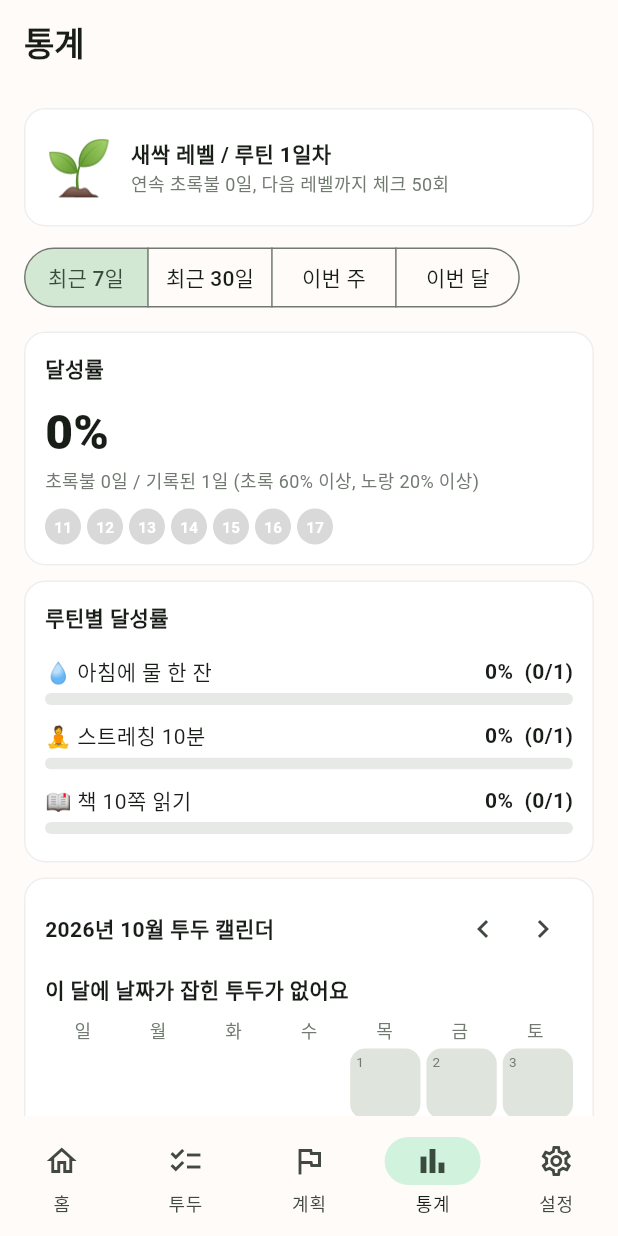
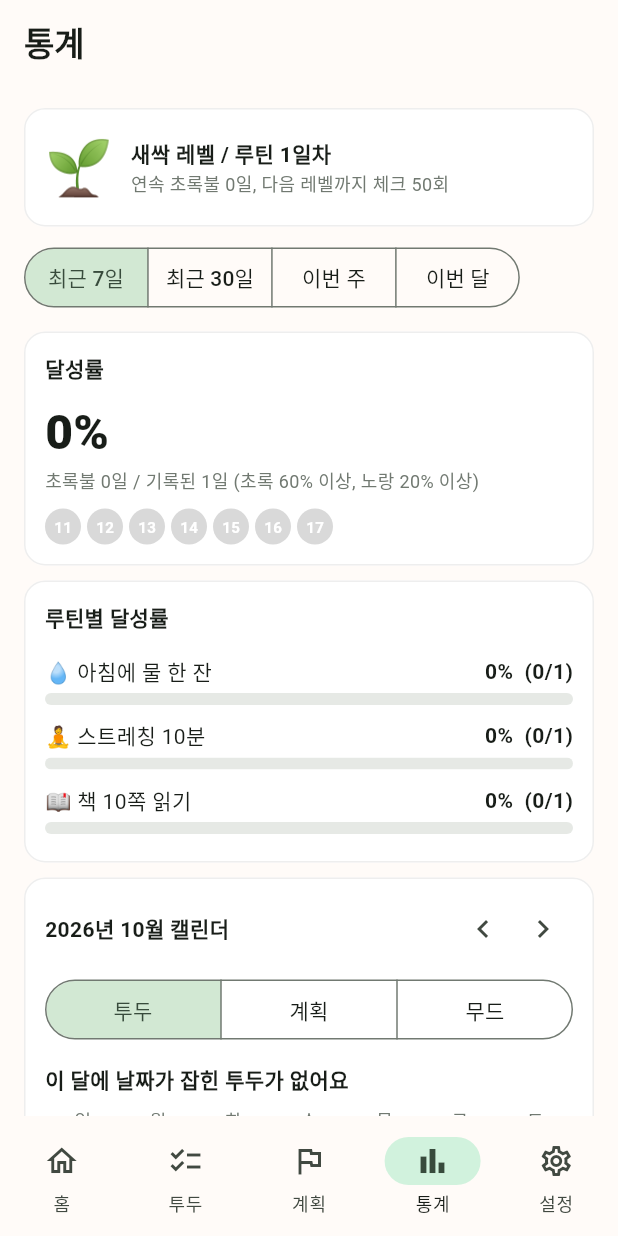
Before and after one commit to ryutt919/SUnDo, a Flutter app: the screen it shows after launch, item 4 of the bottom bar chosen, on a phone screen of 412 x 824 dp. Run offline on Flutter 3.47's test engine with Material 3 defaults, Android fonts, the phone set to English and light mode, and no system bars; our stand-ins replace file_picker, flutter_local_notifications, flutter_timezone, image_picker, share_plus, shared_preferences and 1 more; missing offline and left inert: device_calendar_plus, home_widget; statements that could not run were skipped.

Commit message:
feat: 통계의 투두, 계획, 무드 캘린더를 하나의 캘린더 카드 안 탭으로 전환해 보기

```diff
--- a/SUnDo-ios/lib/ui/features/stats/view_models/stats_view_model.dart
+++ b/SUnDo-ios/lib/ui/features/stats/view_models/stats_view_model.dart
@@ -14,6 +14,17 @@ class BadgeInfo {
 
 /// 달력 한 칸의 상태. 투두는 끝낸 것과 전체 개수, 계획은 그 주 주간 계획의 평균 진행률로 색을 정한다.
 enum CalendarTone { none, done, partial, missed, pending }
+
+/// 통계 화면의 캘린더 섹션에서 고르는 탭.
+enum StatsCalendarTab { todo, plan, mood }
+
+extension StatsCalendarTabLabel on StatsCalendarTab {
+  String get label => switch (this) {
+        StatsCalendarTab.todo => '투두',
+        StatsCalendarTab.plan => '계획',
+        StatsCalendarTab.mood => '무드',
+      };
+}
 
 class TodoDayStat {
   const TodoDayStat({required this.date, required this.day, required this.done, required this.total, required this.tone});
@@ -52,9 +63,15 @@ class StatsViewModel extends RepoViewModel {
   final StatsUseCase _stats;
 
   StatsRange range = StatsRange.rolling7;
+  StatsCalendarTab calendarTab = StatsCalendarTab.todo;
   DateTime calendarMonth;
 
   StatsSummary get summary => _stats.summarize(range);
+
+  void setCalendarTab(StatsCalendarTab t) {
+    calendarTab = t;
+    notifyListeners();
+  }
 
   void setRange(StatsRange r) {
     range = r;
--- a/SUnDo-ios/lib/ui/features/stats/views/stats_screen.dart
+++ b/SUnDo-ios/lib/ui/features/stats/views/stats_screen.dart
@@ -53,19 +53,25 @@ class StatsScreen extends StatelessWidget {
               ]),
       ),
       _Card(
-        title: '${vm.calendarMonth.year}년 ${vm.calendarMonth.month}월 투두 캘린더',
+        title: '${vm.calendarMonth.year}년 ${vm.calendarMonth.month}월 캘린더',
         trailing: _MonthNav(vm: vm),
-        child: _TodoCalendarBody(vm: vm),
-      ),
-      _Card(
-        title: '${vm.calendarMonth.year}년 ${vm.calendarMonth.month}월 계획 캘린더',
-        trailing: _MonthNav(vm: vm),
-        child: _PlanCalendarBody(vm: vm),
-      ),
-      _Card(
-        title: '${vm.calendarMonth.year}년 ${vm.calendarMonth.month}월 무드 캘린더',
-        trailing: _MonthNav(vm: vm),
-        child: _MoodCalendar(cells: vm.moodCalendar),
+        child: Column(crossAxisAlignment: CrossAxisAlignment.start, children: [
+          SizedBox(
+            width: double.infinity,
+            child: SegmentedButton<StatsCalendarTab>(
+              showSelectedIcon: false,
+              segments: [for (final t in StatsCalendarTab.values) ButtonSegment(value: t, label: Text(t.label))],
+              selected: {vm.calendarTab},
+              onSelectionChanged: (v) => vm.setCalendarTab(v.first),
+            ),
+          ),
+          const SizedBox(height: 12),
+          switch (vm.calendarTab) {
+            StatsCalendarTab.todo => _TodoCalendarBody(vm: vm),
+            StatsCalendarTab.plan => _PlanCalendarBody(vm: vm),
+            StatsCalendarTab.mood => _MoodCalendar(cells: vm.moodCalendar),
+          },
+        ]),
       ),
       _Card(
         title: '배지 (누적 체크 ${vm.totalChecks}회)',
--- a/SUnDo-ios/pubspec.yaml
+++ b/SUnDo-ios/pubspec.yaml
@@ -16,7 +16,7 @@ publish_to: 'none' # Remove this line if you wish to publish to pub.dev
 # https://developer.apple.com/library/archive/documentation/General/Reference/InfoPlistKeyReference/Articles/CoreFoundationKeys.html
 # In Windows, build-name is used as the major, minor, and patch parts
 # of the product and file versions while build-number is used as the build suffix.
-version: 1.2.0+2
+version: 1.2.1+3
 
 environment:
   sdk: ^3.13.5
--- a/lib/ui/features/stats/view_models/stats_view_model.dart
+++ b/lib/ui/features/stats/view_models/stats_view_model.dart
@@ -14,6 +14,17 @@ class BadgeInfo {
 
 /// 달력 한 칸의 상태. 투두는 끝낸 것과 전체 개수, 계획은 그 주 주간 계획의 평균 진행률로 색을 정한다.
 enum CalendarTone { none, done, partial, missed, pending }
+
+/// 통계 화면의 캘린더 섹션에서 고르는 탭.
+enum StatsCalendarTab { todo, plan, mood }
+
+extension StatsCalendarTabLabel on StatsCalendarTab {
+  String get label => switch (this) {
+        StatsCalendarTab.todo => '투두',
+        StatsCalendarTab.plan => '계획',
+        StatsCalendarTab.mood => '무드',
+      };
+}
 
 class TodoDayStat {
   const TodoDayStat({required this.date, required this.day, required this.done, required this.total, required this.tone});
@@ -52,9 +63,15 @@ class StatsViewModel extends RepoViewModel {
   final StatsUseCase _stats;
 
   StatsRange range = StatsRange.rolling7;
+  StatsCalendarTab calendarTab = StatsCalendarTab.todo;
   DateTime calendarMonth;
 
   StatsSummary get summary => _stats.summarize(range);
+
+  void setCalendarTab(StatsCalendarTab t) {
+    calendarTab = t;
+    notifyListeners();
+  }
 
   void setRange(StatsRange r) {
     range = r;
--- a/lib/ui/features/stats/views/stats_screen.dart
+++ b/lib/ui/features/stats/views/stats_screen.dart
@@ -53,19 +53,25 @@ class StatsScreen extends StatelessWidget {
               ]),
       ),
       _Card(
-        title: '${vm.calendarMonth.year}년 ${vm.calendarMonth.month}월 투두 캘린더',
+        title: '${vm.calendarMonth.year}년 ${vm.calendarMonth.month}월 캘린더',
         trailing: _MonthNav(vm: vm),
-        child: _TodoCalendarBody(vm: vm),
-      ),
-      _Card(
-        title: '${vm.calendarMonth.year}년 ${vm.calendarMonth.month}월 계획 캘린더',
-        trailing: _MonthNav(vm: vm),
-        child: _PlanCalendarBody(vm: vm),
-      ),
-      _Card(
-        title: '${vm.calendarMonth.year}년 ${vm.calendarMonth.month}월 무드 캘린더',
-        trailing: _MonthNav(vm: vm),
-        child: _MoodCalendar(cells: vm.moodCalendar),
+        child: Column(crossAxisAlignment: CrossAxisAlignment.start, children: [
+          SizedBox(
+            width: double.infinity,
+            child: SegmentedButton<StatsCalendarTab>(
+              showSelectedIcon: false,
+              segments: [for (final t in StatsCalendarTab.values) ButtonSegment(value: t, label: Text(t.label))],
+              selected: {vm.calendarTab},
+              onSelectionChanged: (v) => vm.setCalendarTab(v.first),
+            ),
+          ),
+          const SizedBox(height: 12),
+          switch (vm.calendarTab) {
+            StatsCalendarTab.todo => _TodoCalendarBody(vm: vm),
+            StatsCalendarTab.plan => _PlanCalendarBody(vm: vm),
+            StatsCalendarTab.mood => _MoodCalendar(cells: vm.moodCalendar),
+          },
+        ]),
       ),
       _Card(
         title: '배지 (누적 체크 ${vm.totalChecks}회)',
--- a/pubspec.yaml
+++ b/pubspec.yaml
@@ -16,7 +16,7 @@ publish_to: 'none' # Remove this line if you wish to publish to pub.dev
 # https://developer.apple.com/library/archive/documentation/General/Reference/InfoPlistKeyReference/Articles/CoreFoundationKeys.html
 # In Windows, build-name is used as the major, minor, and patch parts
 # of the product and file versions while build-number is used as the build suffix.
-version: 1.2.0+2
+version: 1.2.1+3
 
 environment:
   sdk: ^3.13.5
```
Also changed, not shown: 3 other files.
